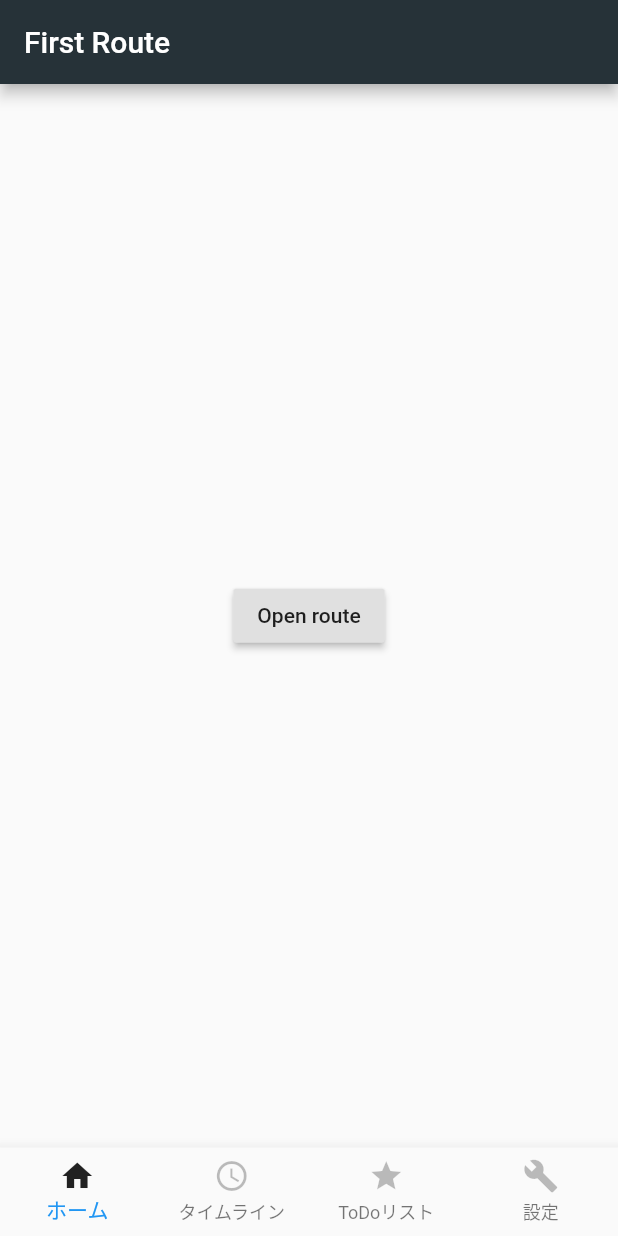
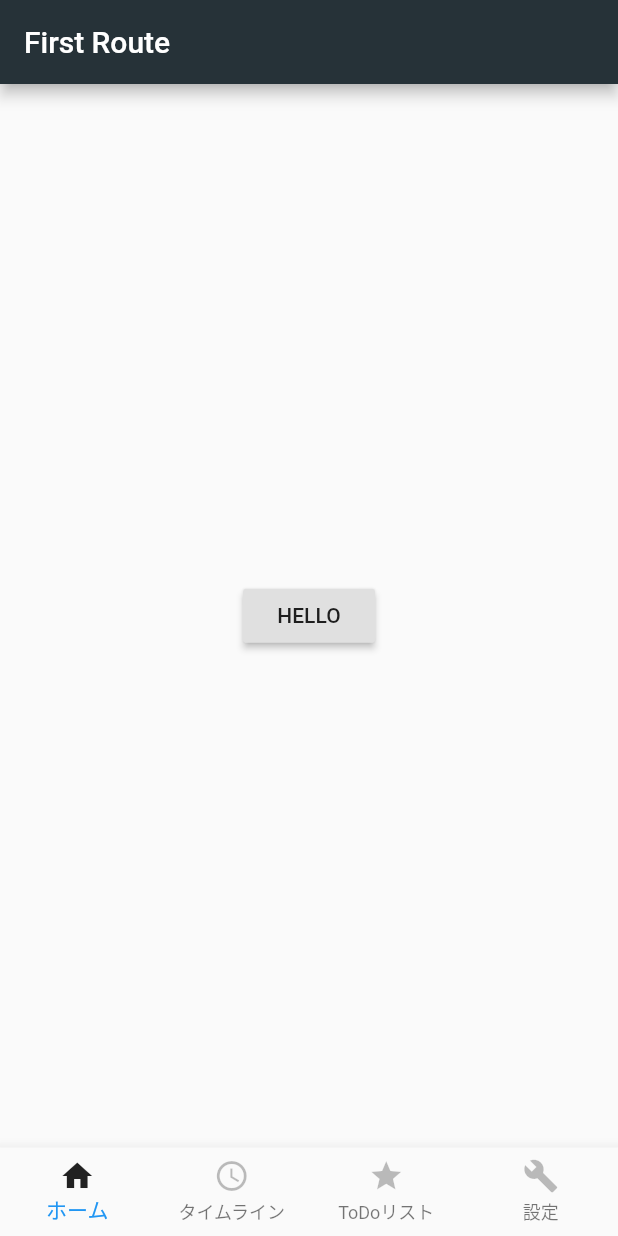
Before and after one commit to kouatht/flutter_benesse, a Flutter app: the screen it shows after launch, on a phone screen of 412 x 824 dp. Run offline on Flutter 3.47's test engine with Material 2 defaults, Android fonts, the phone set to English and light mode, and no system bars; missing offline and left inert: rapido.

Commit message:
home_routeの文章をHELLOに

```diff
--- a/lib/home_route.dart
+++ b/lib/home_route.dart
@@ -9,7 +9,7 @@ class Home extends StatelessWidget {
       ),
       body: Center(
         child: RaisedButton(
-          child: Text('Open route'),
+          child: Text('HELLO'),
           onPressed: () {
             Navigator.push(
               context,
```
